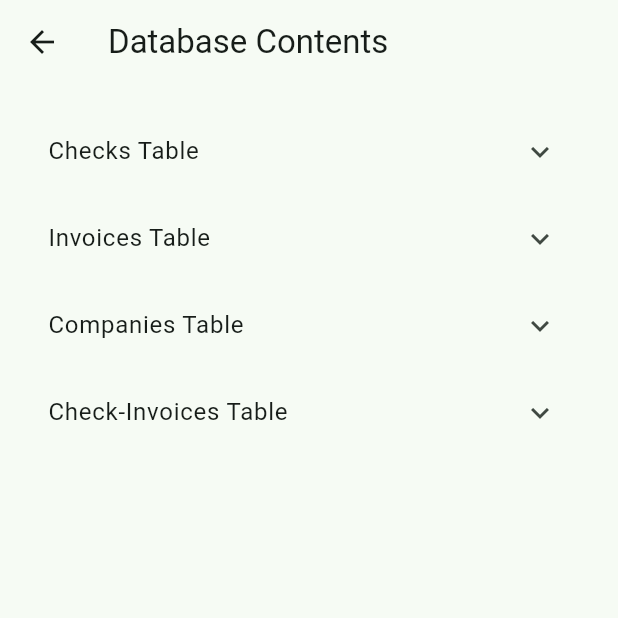
After one commit to keigoomura/CameraApplication, a Flutter app: the screen it shows after launch, after a tap on "View Data", on a phone screen of 412 x 824 dp, the top half of it. The commit adds this screen. Run offline on Flutter 3.47's test engine with Material 3 defaults, Android fonts, the phone set to English and light mode, and no system bars; our stand-ins replace animated_text_kit, camera, sqflite; accounts and stored records are empty.

Commit message:
adding submission confirmation screen and simple view for database content viewing

```diff
--- a/lib/views/display_picture_screen.dart
+++ b/lib/views/display_picture_screen.dart
@@ -1,3 +1,5 @@
+// lib/views/display_picture_screen.dart
+
 // Imports
 import 'dart:async';
 import 'dart:io';
--- a/lib/views/home_screen.dart
+++ b/lib/views/home_screen.dart
@@ -1,15 +1,17 @@
+// lib/views/home_screen.dart
+
 // Imports
-import 'package:camera/camera.dart';
 import 'package:flutter/material.dart';
 import 'package:animated_text_kit/animated_text_kit.dart';
 
+import 'submit_form_screen.dart';
+import 'view_data_screen.dart';
 import 'take_picture_screen.dart';
 
 // Homescreen
 class HomeScreen extends StatelessWidget {
-  final CameraDescription camera;
 
-  const HomeScreen({super.key, required this.camera});
+  const HomeScreen({super.key});
 
   @override
   Widget build(BuildContext context) {
@@ -47,12 +49,50 @@ class HomeScreen extends StatelessWidget {
                   Navigator.push(
                     context,
                     MaterialPageRoute(
-                      builder: (context) => TakePictureScreen(camera: camera),
+                      builder: (context) => TakePictureScreen(),
                     ),
                   );
                 },
                 icon: const Icon(Icons.camera_alt),
                 label: const Text('Take a Picture'),
+                style: ElevatedButton.styleFrom(
+                  padding: const EdgeInsets.symmetric(horizontal: 24, vertical: 16),
+                  textStyle: const TextStyle(fontSize: 18),
+                ),
+              ),
+              const SizedBox(height: 16),
+
+              // Add Invoice Form Button
+              ElevatedButton.icon(
+                onPressed: () {
+                  Navigator.push(
+                    context,
+                    MaterialPageRoute(
+                      builder: (context) => const SubmitFormPage(),
+                    ),
+                  );
+                },
+                icon: const Icon(Icons.add),
+                label: const Text('Submit a New Check'),
+                style: ElevatedButton.styleFrom(
+                  padding: const EdgeInsets.symmetric(horizontal: 24, vertical: 16),
+                  textStyle: const TextStyle(fontSize: 18),
+                ),
+              ),
+              const SizedBox(height: 16),
+
+              // Add View Tables Button
+              ElevatedButton.icon(
+                onPressed: () {
+                  Navigator.push(
+                    context,
+                    MaterialPageRoute(
+                      builder: (context) => const ViewDataPage(),
+                    ),
+                  );
+                },
+                icon: const Icon(Icons.table_chart),
+                label: const Text('View Data'),
                 style: ElevatedButton.styleFrom(
                   padding: const EdgeInsets.symmetric(horizontal: 24, vertical: 16),
                   textStyle: const TextStyle(fontSize: 18),
--- /dev/null
+++ b/lib/views/view_data_screen.dart
@@ -0,0 +1,93 @@
+// lib/views/view_tables_screen.dart
+
+// Imports
+import 'package:flutter/material.dart';
+import '../services/db_provider.dart';
+import '../models/checks.dart';
+import '../models/companies.dart';
+import '../models/invoices.dart';
+import '../models/check_invoices.dart';
+
+class ViewDataPage extends StatefulWidget {
+  const ViewDataPage({super.key});
+
+  @override
+  ViewDataPageState createState() => ViewDataPageState();
+}
+
+class ViewDataPageState extends State<ViewDataPage> {
+  late Future<List<Checks>> checks;
+  late Future<List<Invoices>> invoices;
+  late Future<List<Companies>> companies;
+  late Future<List<CheckInvoices>> checkInvoices;
+
+  @override
+  void initState() {
+    super.initState();
+    _loadData();
+  }
+
+  Future<void> _loadData() async {
+    final db = DBProvider.instance;
+
+    setState(() {
+      checks = db.checks.getAllChecks();
+      invoices = db.invoices.getAllInvoices();
+      companies = db.companies.getAllCompanies();
+      checkInvoices = db.checkInvoices.getAllCheckInvoices();
+    });
+  }
+
+  Widget _buildFutureSection<T>(String title, Future<List<T>> future) {
+    return FutureBuilder<List<T>>(
+      future: future,
+      builder: (context, snapshot) {
+        if (snapshot.connectionState == ConnectionState.waiting) {
+          return ExpansionTile(
+            title: Text(title),
+            children: [const Padding(
+              padding: EdgeInsets.all(8.0),
+              child: CircularProgressIndicator(),
+            )],
+          );
+        } else if (snapshot.hasError) {
+          return ExpansionTile(
+            title: Text(title),
+            children: [ListTile(title: Text('Error: ${snapshot.error}'))],
+          );
+        } else if (!snapshot.hasData || snapshot.data!.isEmpty) {
+          return ExpansionTile(
+            title: Text(title),
+            children: [const ListTile(title: Text('No data found.'))],
+          );
+        } else {
+          return ExpansionTile(
+            title: Text(title),
+            children: snapshot.data!.map((item) {
+              return ListTile(title: Text(item.toString()));
+            }).toList(),
+          );
+        }
+      },
+    );
+  }
+
+  @override
+  Widget build(BuildContext context) {
+    return Scaffold(
+      appBar: AppBar(title: const Text('Database Contents')),
+      body: RefreshIndicator(
+        onRefresh: _loadData,
+        child: ListView(
+          padding: const EdgeInsets.all(16),
+          children: [
+            _buildFutureSection('Checks Table', checks),
+            _buildFutureSection('Invoices Table', invoices),
+            _buildFutureSection('Companies Table', companies),
+            _buildFutureSection('Check-Invoices Table', checkInvoices),
+          ],
+        ),
+      ),
+    );
+  }
+}
```
Also changed, not shown: lib/main.dart (+13 -10 lines), lib/views/submission_confirmation_screen.dart (added, +51 -0 lines), lib/views/submit_form_screen.dart (+54 -27 lines), lib/views/take_picture_screen.dart (+16 -10 lines).
